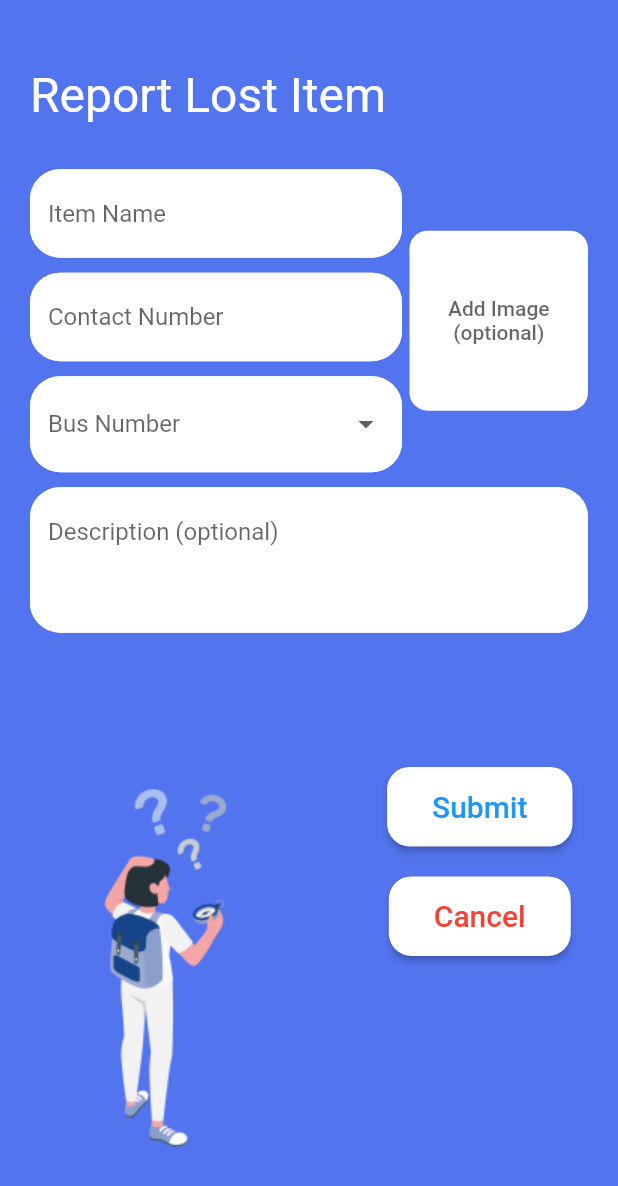
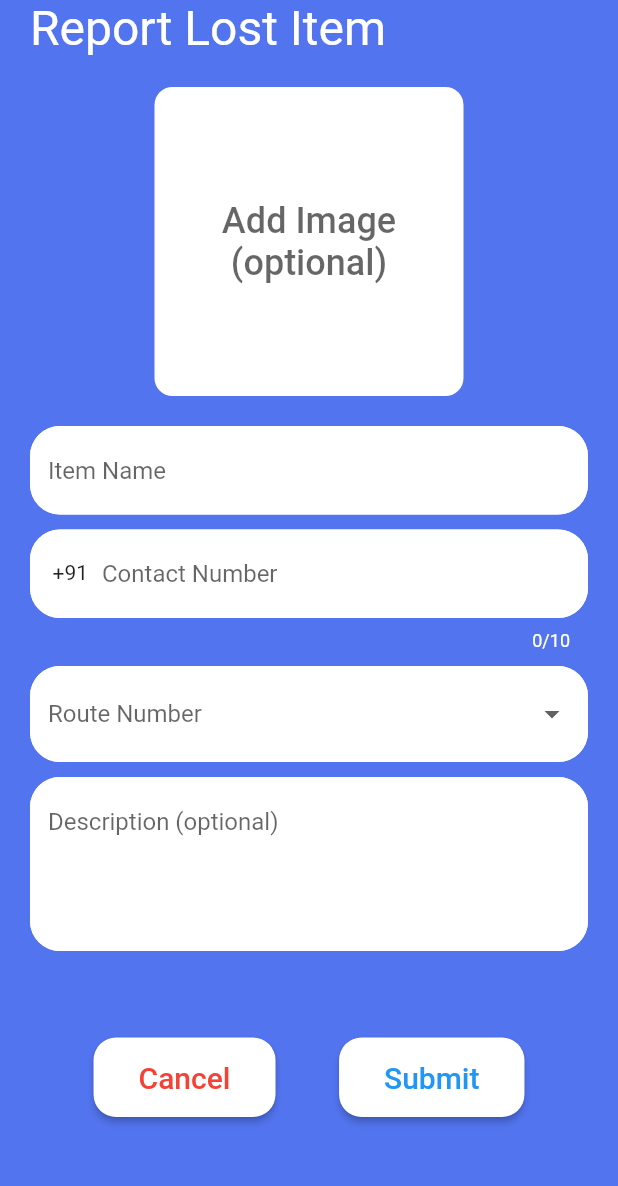
Before and after one commit to dineshkummarc/Ssn-bt, a Flutter app: the ReportLostItem screen opened directly, on a phone screen of 412 x 824 dp. Shown: the top 1186 px of the screen. Run offline on Flutter 3.47's test engine with Material 2 defaults, Android fonts, the phone set to English and light mode, and no system bars; our stand-ins replace cloud_firestore, firebase_auth, firebase_core, firebase_storage, flutter_dotenv, get and 4 more; missing offline and left inert: flutter_polyline_points; accounts and stored records are empty.

Commit message:
improved lost found ui

```diff
--- a/lib/controllers/lost_item_controller.dart
+++ b/lib/controllers/lost_item_controller.dart
@@ -44,6 +44,7 @@ class LostItemController extends GetxController {
       await ref.putFile(File(imagePath.value!));
       String downloadUrl = await ref.getDownloadURL();
       await _itemReference.update({'image': downloadUrl});
+      imagePath.value = null;
     }
     DocumentSnapshot _documentSnapshot =
         await _instance.collection("users").doc(userId).get();
--- a/lib/screens/report_lost_item.dart
+++ b/lib/screens/report_lost_item.dart
@@ -14,115 +14,45 @@ class ReportLostItem extends StatelessWidget {
   final LostItemController _lostItemController = Get.find();
   @override
   Widget build(BuildContext context) {
+    var size = MediaQuery.of(context).size;
     return Scaffold(
-      resizeToAvoidBottomInset: false,
       body: SafeArea(
         minimum: const EdgeInsets.symmetric(horizontal: 20),
-        child: Form(
-          key: _formKey,
+        child: SingleChildScrollView(
           child: Column(
-            mainAxisAlignment: MainAxisAlignment.spaceAround,
-            children: [
-              Column(
-                mainAxisAlignment: MainAxisAlignment.spaceBetween,
             crossAxisAlignment: CrossAxisAlignment.start,
             children: [
               const Text(
                 "Report Lost Item",
                 style: TextStyle(color: Colors.white, fontSize: 32),
               ),
-                  const SizedBox(height: 30),
-                  Row(
-                    children: [
-                      Expanded(
-                        flex: 2,
-                        child: Column(
-                          children: [
-                            TextFormField(
-                              textInputAction: TextInputAction.next,
-                              onChanged: (val) {
-                                _lostItemController.addLostItemFields.name =
-                                    val;
-                              },
-                              validator: (val) => val!.isEmpty
-                                  ? "Please Enter the item name"
-                                  : null,
-                              decoration: textInputDecoration.copyWith(
-                                  hintText: "Item Name"),
-                            ),
-                            const SizedBox(height: 10),
-                            TextFormField(
-                              textInputAction: TextInputAction.next,
-                              keyboardType: TextInputType.number,
-                              maxLength: 10,
-                              onChanged: (val) {
-                                _lostItemController.addLostItemFields
-                                    .contactNumber = int.tryParse(val) ?? 0;
-                              },
-                              validator: (val) => val!.length < 10
-                                  ? "Please Enter a valid Contact Number"
-                                  : null,
-                              decoration: textInputDecoration.copyWith(
-                                  prefixText: (_lostItemController
-                                              .addLostItemFields
-                                              .contactNumber !=
-                                          0)
-                                      ? "+91 "
-                                      : "",
-                                  counterText: '',
-                                  hintText: "Contact Number"),
-                            ),
-                            const SizedBox(height: 10),
-                            DropdownButtonFormField<String>(
-                              decoration: textInputDecoration.copyWith(
-                                  prefixText: "Bus Number "),
-                              validator: (val) => (val == null || val.isEmpty)
-                                  ? 'Select a bus'
-                                  : null,
-                              hint: const Text(''),
-                              onChanged: (val) {
-                                _lostItemController
-                                    .addLostItemFields.busNumber = val!;
-                              },
-                              items: routesList.map((routeIndex) {
-                                return DropdownMenuItem<String>(
-                                  value: routeIndex.routeNumber,
-                                  child: Text(routeIndex.routeNumber),
-                                );
-                              }).toList(),
-                            )
-                          ],
-                        ),
-                      ),
-                      Expanded(
-                        child: Obx(() {
-                          return Container(
-                            height: 120,
-                            margin: const EdgeInsets.only(left: 5),
+              Obx(() {
+                return Center(
+                  child: Container(
+                    height: size.height / 4,
+                    width: size.height / 4,
+                    margin: const EdgeInsets.symmetric(vertical: 20),
                     decoration: BoxDecoration(
                       borderRadius: BorderRadius.circular(12),
                       color: Colors.white,
                     ),
+                    clipBehavior: Clip.antiAlias,
                     child: (_lostItemController.imagePath.value != null)
                         ? Stack(
                             children: [
-                                      ClipRRect(
-                                        borderRadius: BorderRadius.circular(12),
-                                        child: Image.file(
-                                          File(_lostItemController
-                                              .imagePath.value!),
-                                          height: 120,
-                                          width: double.infinity,
-                                          fit: BoxFit.fill,
-                                        ),
+                              Image.file(
+                                File(_lostItemController.imagePath.value!),
+                                height: size.height / 4,
+                                width: size.height / 4,
+                                fit: BoxFit.cover,
+                                isAntiAlias: true,
                               ),
                               Positioned(
                                 top: 0,
                                 right: 0,
                                 child: IconButton(
                                   onPressed: () {
-                                            _lostItemController
-                                                .imagePath.value = null;
+                                    _lostItemController.imagePath.value = null;
                                   },
                                   icon: const Icon(
                                     Icons.cancel_outlined,
@@ -141,75 +71,91 @@ class ReportLostItem extends StatelessWidget {
                                     image.path;
                               }
                             },
-                                    child: Column(
-                                      mainAxisAlignment:
-                                          MainAxisAlignment.center,
-                                      children: [
-                                        Text(
-                                          "Add Image",
+                            child: Text(
+                              "Add Image\n (optional)",
                               style: TextStyle(
-                                              color:
-                                                  Theme.of(context).hintColor),
+                                fontSize: 24,
+                                color: Theme.of(context).hintColor,
                               ),
-                                        Text(
-                                          "(optional)",
-                                          style: TextStyle(
-                                              color:
-                                                  Theme.of(context).hintColor),
                             ),
-                                      ],
                           ),
                   ),
                 );
               }),
-                      ),
-                    ],
+              Form(
+                key: _formKey,
+                child: Column(
+                  children: [
+                    TextFormField(
+                      textInputAction: TextInputAction.next,
+                      onChanged: (val) {
+                        _lostItemController.addLostItemFields.name = val;
+                      },
+                      validator: (val) =>
+                          val!.isEmpty ? "Please Enter the item name" : null,
+                      decoration:
+                          textInputDecoration.copyWith(hintText: "Item Name"),
                     ),
                     const SizedBox(height: 10),
                     TextFormField(
-                    minLines: 3,
+                      textInputAction: TextInputAction.next,
+                      keyboardType: TextInputType.number,
+                      maxLength: 10,
+                      onChanged: (val) {
+                        _lostItemController.addLostItemFields.contactNumber =
+                            int.tryParse(val) ?? 0;
+                      },
+                      validator: (val) => val!.length < 10
+                          ? "Please Enter a valid Contact Number"
+                          : null,
+                      decoration: textInputDecoration.copyWith(
+                        prefixIcon: const Padding(
+                          padding: EdgeInsets.fromLTRB(15, 15, 0, 15),
+                          child: Text('+91'),
+                        ),
+                        hintText: "Contact Number",
+                        counterStyle: const TextStyle(color: Colors.white),
+                      ),
+                    ),
+                    const SizedBox(height: 10),
+                    DropdownButtonFormField<String>(
+                      elevation: 8,
+                      menuMaxHeight: size.height * 0.6,
+                      decoration: textInputDecoration,
+                      validator: (val) => (val == null || val.isEmpty)
+                          ? 'Select a Route'
+                          : null,
+                      hint: const Text('Route Number'),
+                      onChanged: (val) {
+                        _lostItemController.addLostItemFields.busNumber = val!;
+                      },
+                      items: routesList.map((routeIndex) {
+                        return DropdownMenuItem<String>(
+                          value: routeIndex.routeNumber,
+                          child: Text("Route Number ${routeIndex.routeNumber}"),
+                          alignment: AlignmentDirectional.center,
+                        );
+                      }).toList(),
+                    ),
+                    const SizedBox(height: 10),
+                    TextFormField(
+                      minLines: 4,
                       maxLines: 7,
                       onChanged: (val) {
                         _lostItemController.addLostItemFields.description = val;
                       },
                       textInputAction: TextInputAction.done,
                       decoration: textInputDecoration.copyWith(
-                        hintText: "Description (optional)"),
+                        hintText: "Description (optional)",
+                      ),
                     ),
                   ],
                 ),
+              ),
+              SizedBox(height: size.height * 0.07),
               Row(
-                mainAxisAlignment: MainAxisAlignment.spaceAround,
-                crossAxisAlignment: CrossAxisAlignment.start,
+                mainAxisAlignment: MainAxisAlignment.spaceEvenly,
                 children: [
-                  Image.asset('assets/lostImageVector.png'),
-                  Column(
-                    children: [
-                      Obx(() {
-                        return ElevatedButton(
-                          onPressed: () {
-                            if (_formKey.currentState!.validate()) {
-                              _lostItemController.addLostItem();
-                            }
-                          },
-                          child: (_lostItemController.isLoading.value)
-                              ? const CircularProgressIndicator()
-                              : const Text(
-                                  'Submit',
-                                  style: TextStyle(
-                                      color: Colors.blue, fontSize: 20),
-                                ),
-                          style: ElevatedButton.styleFrom(
-                            primary: Colors.white,
-                            shape: RoundedRectangleBorder(
-                              borderRadius: BorderRadius.circular(15),
-                            ),
-                            padding: const EdgeInsets.symmetric(
-                                vertical: 15, horizontal: 30),
-                          ),
-                        );
-                      }),
-                      const SizedBox(height: 20),
                   Obx(
                     () {
                       return ElevatedButton(
@@ -222,20 +168,48 @@ class ReportLostItem extends StatelessWidget {
                             color: (_lostItemController.isLoading.value)
                                 ? Colors.grey
                                 : Colors.red,
-                                  fontSize: 20),
+                            fontSize: 20,
+                          ),
                         ),
                         style: ElevatedButton.styleFrom(
                           primary: Colors.white,
                           shape: RoundedRectangleBorder(
-                                  borderRadius: BorderRadius.circular(15)),
+                            borderRadius: BorderRadius.circular(15),
+                          ),
                           padding: const EdgeInsets.symmetric(
-                                  vertical: 15, horizontal: 30),
+                            vertical: 15,
+                            horizontal: 30,
+                          ),
                         ),
                       );
                     },
                   ),
-                    ],
-                  )
+                  Obx(() {
+                    return ElevatedButton(
+                      onPressed: () {
+                        if (_formKey.currentState!.validate()) {
+                          _lostItemController.addLostItem();
+                        }
+                      },
+                      child: (_lostItemController.isLoading.value)
+                          ? const CircularProgressIndicator()
+                          : const Text(
+                              'Submit',
+                              style:
+                                  TextStyle(color: Colors.blue, fontSize: 20),
+                            ),
+                      style: ElevatedButton.styleFrom(
+                        primary: Colors.white,
+                        shape: RoundedRectangleBorder(
+                          borderRadius: BorderRadius.circular(15),
+                        ),
+                        padding: const EdgeInsets.symmetric(
+                          vertical: 15,
+                          horizontal: 30,
+                        ),
+                      ),
+                    );
+                  }),
                 ],
               ),
             ],
@@ -245,4 +219,3 @@ class ReportLostItem extends StatelessWidget {
     );
   }
 }
-//TODO implement a better design
```
Also changed, not shown: lib/widgets/lost_item_card.dart (+58 -25 lines), lib/widgets/status_widget.dart (deleted, +0 -29 lines). Lines whose indentation alone changed are shown as unchanged.
